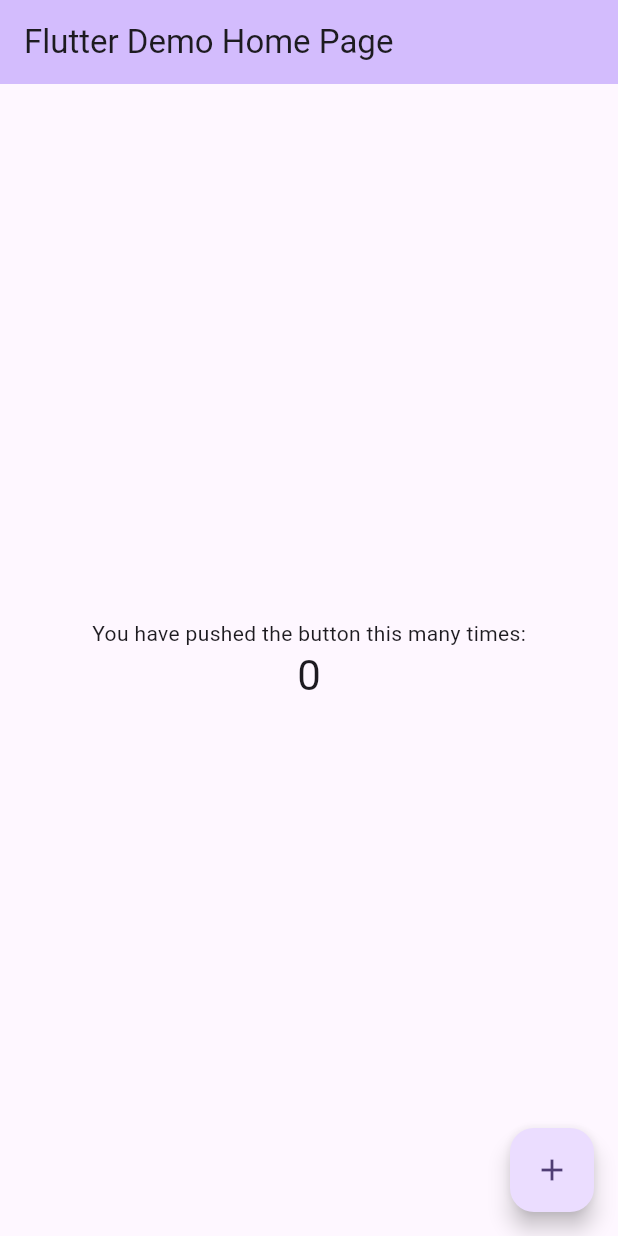
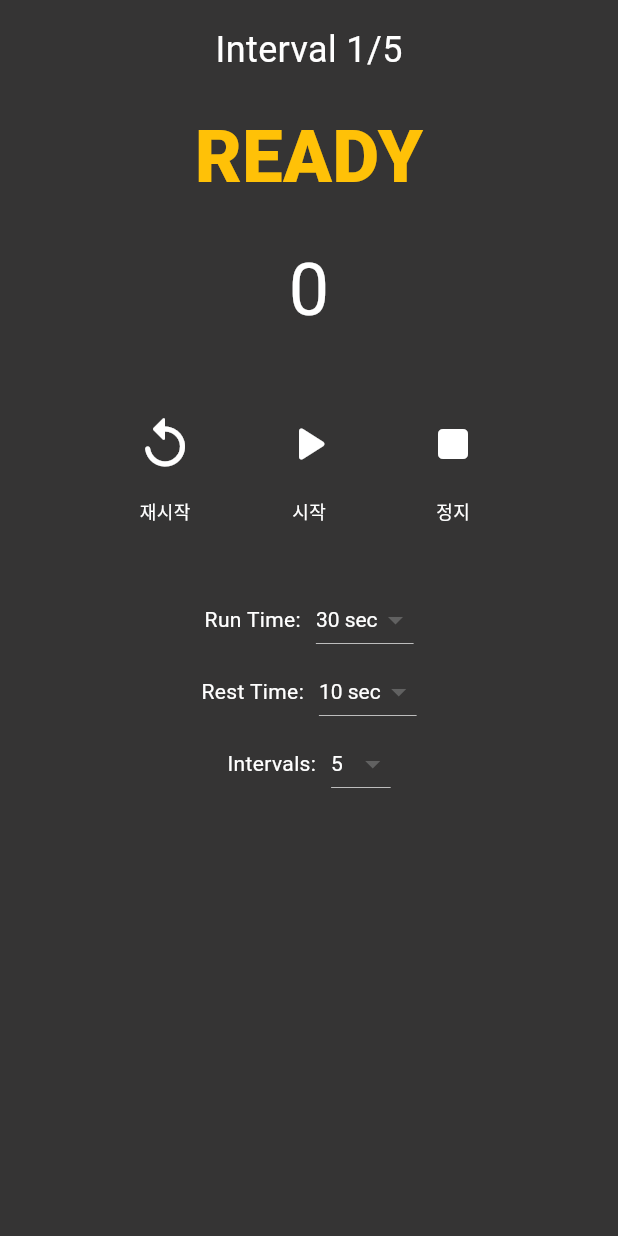
Before and after one commit to yunuchoiii/interval_timer, a Flutter app: the screen it shows after launch, on a phone screen of 412 x 824 dp. Run offline on Flutter 3.47's test engine with Material 3 defaults, Android fonts, the phone set to English and light mode, and no system bars; our stand-ins replace circular_countdown_timer, vibration.

Commit message:
Feat: 기본 UI 작업

```diff
--- /dev/null
+++ b/devtools_options.yaml
@@ -0,0 +1 @@
+extensions:
--- a/lib/main.dart
+++ b/lib/main.dart
@@ -1,4 +1,8 @@
 import 'package:flutter/material.dart';
+import 'package:provider/provider.dart';
+
+import 'timer_page.dart';
+import 'timer_service.dart';
 
 void main() {
   runApp(const MyApp());
@@ -7,119 +11,21 @@ void main() {
 class MyApp extends StatelessWidget {
   const MyApp({super.key});
 
-  // This widget is the root of your application.
   @override
   Widget build(BuildContext context) {
-    return MaterialApp(
-      title: 'Flutter Demo',
-      theme: ThemeData(
-        // This is the theme of your application.
-        //
-        // TRY THIS: Try running your application with "flutter run". You'll see
-        // the application has a purple toolbar. Then, without quitting the app,
-        // try changing the seedColor in the colorScheme below to Colors.green
-        // and then invoke "hot reload" (save your changes or press the "hot
-        // reload" button in a Flutter-supported IDE, or press "r" if you used
-        // the command line to start the app).
-        //
-        // Notice that the counter didn't reset back to zero; the application
-        // state is not lost during the reload. To reset the state, use hot
-        // restart instead.
-        //
-        // This works for code too, not just values: Most code changes can be
-        // tested with just a hot reload.
-        colorScheme: ColorScheme.fromSeed(seedColor: Colors.deepPurple),
-        useMaterial3: true,
+    return ChangeNotifierProvider(
+      create: (_) => TimerService(),
+      child: MaterialApp(
+        title: 'Interval Timer Pro',
+        theme: ThemeData(
+          colorScheme: ColorScheme.fromSwatch(
+            primarySwatch: Colors.blue,
+          ).copyWith(
+            background: const Color.fromARGB(255, 51, 51, 50),
+          ),
+        ),
+        home: const TimerPage(),
       ),
-      home: const MyHomePage(title: 'Flutter Demo Home Page'),
     );
   }
 }
-
-class MyHomePage extends StatefulWidget {
-  const MyHomePage({super.key, required this.title});
-
-  // This widget is the home page of your application. It is stateful, meaning
-  // that it has a State object (defined below) that contains fields that affect
-  // how it looks.
-
-  // This class is the configuration for the state. It holds the values (in this
-  // case the title) provided by the parent (in this case the App widget) and
-  // used by the build method of the State. Fields in a Widget subclass are
-  // always marked "final".
-
-  final String title;
-
-  @override
-  State<MyHomePage> createState() => _MyHomePageState();
-}
-
-class _MyHomePageState extends State<MyHomePage> {
-  int _counter = 0;
-
-  void _incrementCounter() {
-    setState(() {
-      // This call to setState tells the Flutter framework that something has
-      // changed in this State, which causes it to rerun the build method below
-      // so that the display can reflect the updated values. If we changed
-      // _counter without calling setState(), then the build method would not be
-      // called again, and so nothing would appear to happen.
-      _counter++;
-    });
-  }
-
-  @override
-  Widget build(BuildContext context) {
-    // This method is rerun every time setState is called, for instance as done
-    // by the _incrementCounter method above.
-    //
-    // The Flutter framework has been optimized to make rerunning build methods
-    // fast, so that you can just rebuild anything that needs updating rather
-    // than having to individually change instances of widgets.
-    return Scaffold(
-      appBar: AppBar(
-        // TRY THIS: Try changing the color here to a specific color (to
-        // Colors.amber, perhaps?) and trigger a hot reload to see the AppBar
-        // change color while the other colors stay the same.
-        backgroundColor: Theme.of(context).colorScheme.inversePrimary,
-        // Here we take the value from the MyHomePage object that was created by
-        // the App.build method, and use it to set our appbar title.
-        title: Text(widget.title),
-      ),
-      body: Center(
-        // Center is a layout widget. It takes a single child and positions it
-        // in the middle of the parent.
-        child: Column(
-          // Column is also a layout widget. It takes a list of children and
-          // arranges them vertically. By default, it sizes itself to fit its
-          // children horizontally, and tries to be as tall as its parent.
-          //
-          // Column has various properties to control how it sizes itself and
-          // how it positions its children. Here we use mainAxisAlignment to
-          // center the children vertically; the main axis here is the vertical
-          // axis because Columns are vertical (the cross axis would be
-          // horizontal).
-          //
-          // TRY THIS: Invoke "debug painting" (choose the "Toggle Debug Paint"
-          // action in the IDE, or press "p" in the console), to see the
-          // wireframe for each widget.
-          mainAxisAlignment: MainAxisAlignment.center,
-          children: <Widget>[
-            const Text(
-              'You have pushed the button this many times:',
-            ),
-            Text(
-              '$_counter',
-              style: Theme.of(context).textTheme.headlineMedium,
-            ),
-          ],
-        ),
-      ),
-      floatingActionButton: FloatingActionButton(
-        onPressed: _incrementCounter,
-        tooltip: 'Increment',
-        child: const Icon(Icons.add),
-      ), // This trailing comma makes auto-formatting nicer for build methods.
-    );
-  }
-}
--- /dev/null
+++ b/lib/timer_page.dart
@@ -0,0 +1,166 @@
+import 'package:flutter/material.dart';
+import 'package:provider/provider.dart';
+import 'package:vibration/vibration.dart';
+
+import 'timer_service.dart';
+
+class TimerPage extends StatelessWidget {
+  const TimerPage({super.key});
+
+  @override
+  Widget build(BuildContext context) {
+    final readTimer = context.read<TimerService>();
+    final watchTimer = context.watch<TimerService>();
+
+    // 아이콘 버튼 속성 정의
+    final List<Map<String, dynamic>> iconButtonProps = [
+      {
+        'title': "재시작",
+        'icon': const Icon(Icons.replay_rounded, color: Colors.white),
+        'onPressed': readTimer.restartTimer,
+      },
+      {
+        'title': readTimer.isRunning || readTimer.isResting ? "일시정지" : "시작",
+        'icon': readTimer.isRunning || readTimer.isResting
+            ? const Icon(Icons.pause, color: Colors.white)
+            : const Icon(Icons.play_arrow_rounded, color: Colors.white),
+        'onPressed': readTimer.isRunning || readTimer.isResting
+            ? readTimer.pauseTimer
+            : readTimer.startTimer,
+      },
+      {
+        'title': "정지",
+        'icon': const Icon(Icons.stop_rounded, color: Colors.white),
+        'onPressed': readTimer.stopTimer,
+      },
+    ];
+
+    return Scaffold(
+      backgroundColor: const Color.fromARGB(255, 53, 52, 52),
+      body: SafeArea(
+        child: Padding(
+          padding: const EdgeInsets.all(16.0),
+          child: Column(
+            crossAxisAlignment: CrossAxisAlignment.center,
+            children: [
+              Text(
+                'Interval ${watchTimer.currentInterval}/${watchTimer.intervals}',
+                style: const TextStyle(fontSize: 24, color: Colors.white),
+              ),
+              const SizedBox(height: 20),
+              Text(
+                watchTimer.isReady
+                    ? 'READY'
+                    : watchTimer.isResting
+                        ? 'REST'
+                        : 'RUN',
+                style: TextStyle(
+                  fontSize: 48,
+                  fontWeight: FontWeight.w900,
+                  color: watchTimer.isResting ? Colors.green : Colors.amber,
+                ),
+              ),
+              const SizedBox(height: 20),
+              Text(
+                '${watchTimer.currentTime}',
+                style: const TextStyle(fontSize: 48, color: Colors.white),
+              ),
+              const SizedBox(height: 20),
+              Row(
+                mainAxisAlignment: MainAxisAlignment.center,
+                children: iconButtonProps.map((prop) {
+                  return Padding(
+                    padding: const EdgeInsets.all(20),
+                    child: Column(
+                      children: [
+                        IconButton(
+                          icon: prop['icon'],
+                          iconSize: prop['iconSize'] ?? 40,
+                          onPressed: () {
+                            Vibration.vibrate(duration: 100);
+                            prop['onPressed']();
+                          },
+                        ),
+                        const SizedBox(
+                          height: 8,
+                        ),
+                        Text(
+                          prop['title'],
+                          style: const TextStyle(
+                            color: Colors.white,
+                            fontSize: 12,
+                          ),
+                        )
+                      ],
+                    ),
+                  );
+                }).toList(),
+              ),
+              const SizedBox(height: 20),
+              Row(
+                mainAxisAlignment: MainAxisAlignment.center,
+                children: [
+                  const Text('Run Time:',
+                      style: TextStyle(color: Colors.white)),
+                  const SizedBox(width: 10),
+                  DropdownButton<int>(
+                    value: watchTimer.runningTime,
+                    dropdownColor: Colors.black,
+                    style: const TextStyle(color: Colors.white),
+                    onChanged: (value) => readTimer.setRunningTime(value!),
+                    items: [10, 20, 30, 40, 50, 60]
+                        .map((time) => DropdownMenuItem<int>(
+                              value: time,
+                              child: Text('$time sec'),
+                            ))
+                        .toList(),
+                  ),
+                ],
+              ),
+              Row(
+                mainAxisAlignment: MainAxisAlignment.center,
+                children: [
+                  const Text('Rest Time:',
+                      style: TextStyle(color: Colors.white)),
+                  const SizedBox(width: 10),
+                  DropdownButton<int>(
+                    value: watchTimer.restingTime,
+                    dropdownColor: Colors.black,
+                    style: const TextStyle(color: Colors.white),
+                    onChanged: (value) => readTimer.setRestingTime(value!),
+                    items: [5, 10, 15, 20, 25, 30]
+                        .map((time) => DropdownMenuItem<int>(
+                              value: time,
+                              child: Text('$time sec'),
+                            ))
+                        .toList(),
+                  ),
+                ],
+              ),
+              Row(
+                mainAxisAlignment: MainAxisAlignment.center,
+                children: [
+                  const Text('Intervals:',
+                      style: TextStyle(color: Colors.white)),
+                  const SizedBox(width: 10),
+                  DropdownButton<int>(
+                    value: watchTimer.intervals,
+                    dropdownColor: Colors.black,
+                    style: const TextStyle(color: Colors.white),
+                    onChanged: (value) => readTimer.setIntervals(value!),
+                    items: [1, 2, 3, 4, 5, 6, 7, 8, 9, 10]
+                        .map((intervals) => DropdownMenuItem<int>(
+                              value: intervals,
+                              child: Text('$intervals'),
+                            ))
+                        .toList(),
+                  ),
+                ],
+              ),
+            ],
+          ),
+        ),
+      ),
+    );
+  }
+}
--- /dev/null
+++ b/lib/timer_service.dart
@@ -0,0 +1,111 @@
+import 'dart:async';
+
+import 'package:circular_countdown_timer/circular_countdown_timer.dart';
+import 'package:flutter/material.dart';
+
+class TimerService extends ChangeNotifier {
+  final int _readyTime = 3; // 준비 시간 (3초)
+  int _runningTime = 30; // 러닝 시간 (초)
+  int _restingTime = 10; // 휴식 시간 (초)
+  int _intervals = 5; // 인터벌 횟수
+  int _currentTime = 0; // 현재 소요한 시간
+  int _currentInterval = 1; // 현재 인터벌 횟수
+  bool _isRunning = false; // 운동 중 여부
+  bool _isResting = false; // 휴식 중 여부
+  bool _isReady = true; // 준비 중 여부
+  Timer? _timer;
+  CountDownController? _controller; // 타이머 컨트롤러
+
+  int get runningTime => _runningTime;
+  int get restingTime => _restingTime;
+  int get intervals => _intervals;
+  int get currentTime => _currentTime;
+  int get currentInterval => _currentInterval;
+  bool get isRunning => _isRunning;
+  bool get isResting => _isResting;
+  bool get isReady => _isReady;
+
+  void setController(CountDownController controller) {
+    _controller = controller;
+  }
+
+  // 타이머 시작
+  void startTimer() {
+    if (_isRunning) return; // 이미 실행 중이면 무시
+    _isRunning = true;
+    _isReady = true;
+    _currentTime = _readyTime; // 준비 시간 설정
+    _controller?.start();
+    _timer = Timer.periodic(const Duration(seconds: 1), _tick);
+    notifyListeners();
+  }
+
+  // 시간 핸들러
+  void _tick(Timer timer) {
+    if (_currentTime > 0) {
+      _currentTime--;
+    } else {
+      if (_isReady) {
+        // 준비 시간이 끝났을 때
+        _isReady = false;
+        _currentTime = _runningTime;
+        _controller?.restart(duration: _runningTime);
+      } else if (_isResting) {
+        _currentInterval++;
+        if (_currentInterval > _intervals) {
+          stopTimer();
+          return;
+        }
+        _isResting = false;
+        _currentTime = _runningTime;
+        _controller?.restart(duration: _runningTime);
+      } else {
+        _isResting = true;
+        _currentTime = _restingTime;
+        _controller?.restart(duration: _restingTime);
+      }
+    }
+    notifyListeners();
+  }
+
+  // 일시정지
+  void pauseTimer() {
+    _timer?.cancel();
+    _controller?.pause();
+    _isRunning = false;
+    notifyListeners();
+  }
+
+  // 정지
+  void stopTimer() {
+    _timer?.cancel();
+    _controller?.reset();
+    _isRunning = false;
+    _isResting = false;
+    _isReady = true;
+    _currentInterval = 1;
+    _currentTime = 0;
+    notifyListeners();
+  }
+
+  // 초기화 및 다시 시작
+  void restartTimer() {
+    stopTimer();
+    startTimer();
+  }
+
+  void setRunningTime(int time) {
+    _runningTime = time;
+    notifyListeners();
+  }
+
+  void setRestingTime(int time) {
+    _restingTime = time;
+    notifyListeners();
+  }
+
+  void setIntervals(int intervals) {
+    _intervals = intervals;
+    notifyListeners();
+  }
+}
--- a/pubspec.yaml
+++ b/pubspec.yaml
@@ -30,7 +30,9 @@ environment:
 dependencies:
   flutter:
     sdk: flutter
-
+  provider: ^6.0.0
+  vibration: ^1.8.4
+  circular_countdown_timer: ^0.2.3
 
   # The following adds the Cupertino Icons font to your application.
   # Use with the CupertinoIcons class for iOS style icons.
```
Also changed, not shown: 6 other files.
